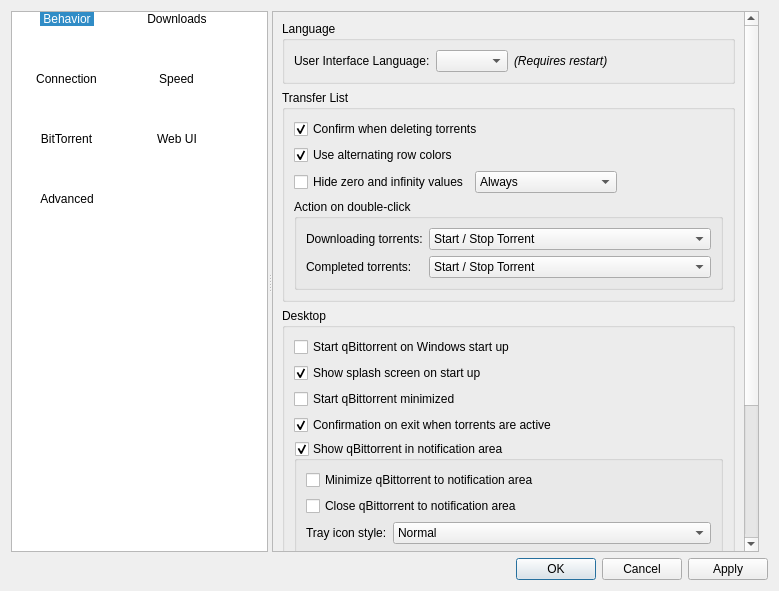
Before: the Qt Designer form src/gui/options.ui in SysAdminDoc/qBittorrent-Vanced, drawn with Qt 5.
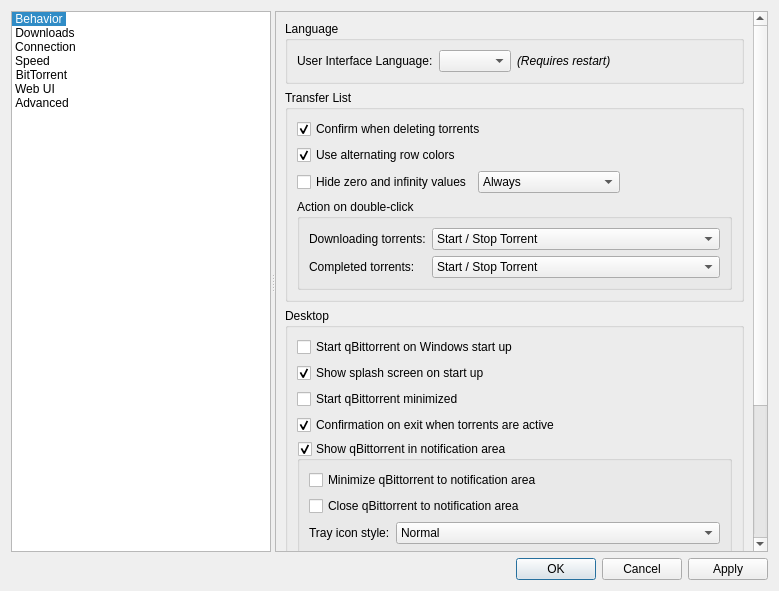
After: the same form once the commit is applied. Icons and pictures are not drawn.

Commit message: Fix weird left panel icon layout Remove Advanced page border

```diff
--- a/src/gui/options.ui
+++ b/src/gui/options.ui
@@ -23,29 +23,11 @@
       <bool>false</bool>
      </property>
      <widget class="QListWidget" name="tabSelection">
-      <property name="autoScroll">
-       <bool>false</bool>
+      <property name="horizontalScrollBarPolicy">
+       <enum>Qt::ScrollBarAlwaysOff</enum>
       </property>
-      <property name="iconSize">
-       <size>
-        <width>32</width>
-        <height>32</height>
-       </size>
-      </property>
-      <property name="isWrapping" stdset="0">
-       <bool>true</bool>
-      </property>
-      <property name="resizeMode">
-       <enum>QListView::Adjust</enum>
-      </property>
-      <property name="spacing">
-       <number>4</number>
-      </property>
-      <property name="gridSize">
-       <size>
-        <width>110</width>
-        <height>60</height>
-       </size>
+      <property name="flow">
+       <enum>QListView::TopToBottom</enum>
       </property>
       <property name="viewMode">
        <enum>QListView::IconMode</enum>
@@ -143,6 +125,9 @@
         <property name="topMargin">
          <number>0</number>
         </property>
+        <property name="rightMargin">
+         <number>0</number>
+        </property>
         <property name="bottomMargin">
          <number>0</number>
         </property>
@@ -162,7 +147,7 @@
             <rect>
              <x>0</x>
              <y>0</y>
-             <width>480</width>
+             <width>486</width>
              <height>702</height>
             </rect>
            </property>
@@ -545,6 +530,9 @@
         <property name="topMargin">
          <number>0</number>
         </property>
+        <property name="rightMargin">
+         <number>0</number>
+        </property>
         <property name="bottomMargin">
          <number>0</number>
         </property>
@@ -1058,6 +1046,9 @@
         <property name="topMargin">
          <number>0</number>
         </property>
+        <property name="rightMargin">
+         <number>0</number>
+        </property>
         <property name="bottomMargin">
          <number>0</number>
         </property>
@@ -1972,6 +1963,9 @@
         <property name="topMargin">
          <number>0</number>
         </property>
+        <property name="rightMargin">
+         <number>0</number>
+        </property>
         <property name="bottomMargin">
          <number>0</number>
         </property>
@@ -2358,14 +2352,17 @@
         </item>
        </layout>
       </widget>
-      <widget class="QWidget" name="tabOptionPage7">
-       <layout class="QVBoxLayout">
+      <widget class="QWidget" name="tabWebuiPage">
+       <layout class="QVBoxLayout" name="tabWebuiPageLayout">
         <property name="leftMargin">
          <number>0</number>
         </property>
         <property name="topMargin">
          <number>0</number>
         </property>
+        <property name="rightMargin">
+         <number>0</number>
+        </property>
         <property name="bottomMargin">
          <number>0</number>
         </property>
```
The commit also changes 1 other file.
